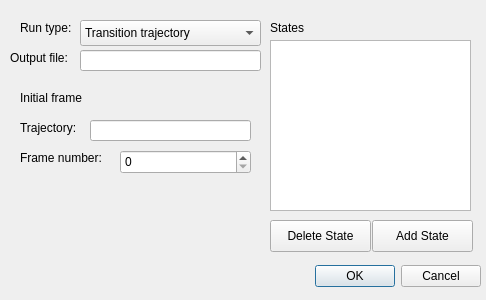
Above: gui-ops/views/sim_view.ui from dwhswenson/gui-ops before the change. Below: the same form after it.
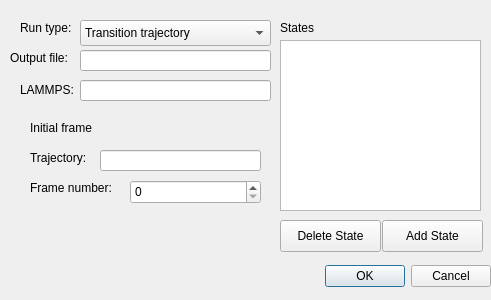
That is the form after the change.

```diff
--- a/gui-ops/views/sim_view.ui
+++ b/gui-ops/views/sim_view.ui
@@ -6,7 +6,7 @@
    <rect>
     <x>0</x>
     <y>0</y>
-    <width>486</width>
+    <width>491</width>
     <height>300</height>
    </rect>
   </property>
@@ -16,7 +16,7 @@
   <widget class="QDialogButtonBox" name="buttonBox">
    <property name="geometry">
     <rect>
-     <x>40</x>
+     <x>50</x>
      <y>260</y>
      <width>441</width>
      <height>32</height>
@@ -34,7 +34,7 @@
     <rect>
      <x>80</x>
      <y>20</y>
-     <width>181</width>
+     <width>191</width>
      <height>26</height>
     </rect>
    </property>
@@ -57,7 +57,7 @@
   <widget class="QPushButton" name="add_state">
    <property name="geometry">
     <rect>
-     <x>372</x>
+     <x>382</x>
      <y>220</y>
      <width>101</width>
      <height>32</height>
@@ -72,7 +72,7 @@
     <rect>
      <x>80</x>
      <y>50</y>
-     <width>181</width>
+     <width>191</width>
      <height>21</height>
     </rect>
    </property>
@@ -80,7 +80,7 @@
   <widget class="QLabel" name="label">
    <property name="geometry">
     <rect>
-     <x>270</x>
+     <x>280</x>
      <y>20</y>
      <width>60</width>
      <height>16</height>
@@ -119,8 +119,8 @@
   <widget class="QStackedWidget" name="sim_parameters">
    <property name="geometry">
     <rect>
-     <x>10</x>
-     <y>80</y>
+     <x>20</x>
+     <y>110</y>
      <width>251</width>
      <height>161</height>
     </rect>
@@ -232,7 +232,7 @@
   <widget class="QWidget" name="when_selected" native="true">
    <property name="geometry">
     <rect>
-     <x>270</x>
+     <x>280</x>
      <y>220</y>
      <width>101</width>
      <height>31</height>
@@ -242,7 +242,7 @@
   <widget class="QPushButton" name="delete_state">
    <property name="geometry">
     <rect>
-     <x>270</x>
+     <x>280</x>
      <y>220</y>
      <width>101</width>
      <height>32</height>
@@ -255,13 +255,36 @@
   <widget class="QListWidget" name="state_list">
    <property name="geometry">
     <rect>
-     <x>270</x>
+     <x>280</x>
      <y>40</y>
      <width>201</width>
      <height>171</height>
     </rect>
    </property>
   </widget>
+  <widget class="QLabel" name="label_9">
+   <property name="geometry">
+    <rect>
+     <x>20</x>
+     <y>80</y>
+     <width>61</width>
+     <height>20</height>
+    </rect>
+   </property>
+   <property name="text">
+    <string>LAMMPS:</string>
+   </property>
+  </widget>
+  <widget class="QLineEdit" name="lammps_script">
+   <property name="geometry">
+    <rect>
+     <x>80</x>
+     <y>80</y>
+     <width>191</width>
+     <height>21</height>
+    </rect>
+   </property>
+  </widget>
  </widget>
  <resources/>
  <connections>
```
Left out of the diff: 11 changed lines with no effect on the pictures.
